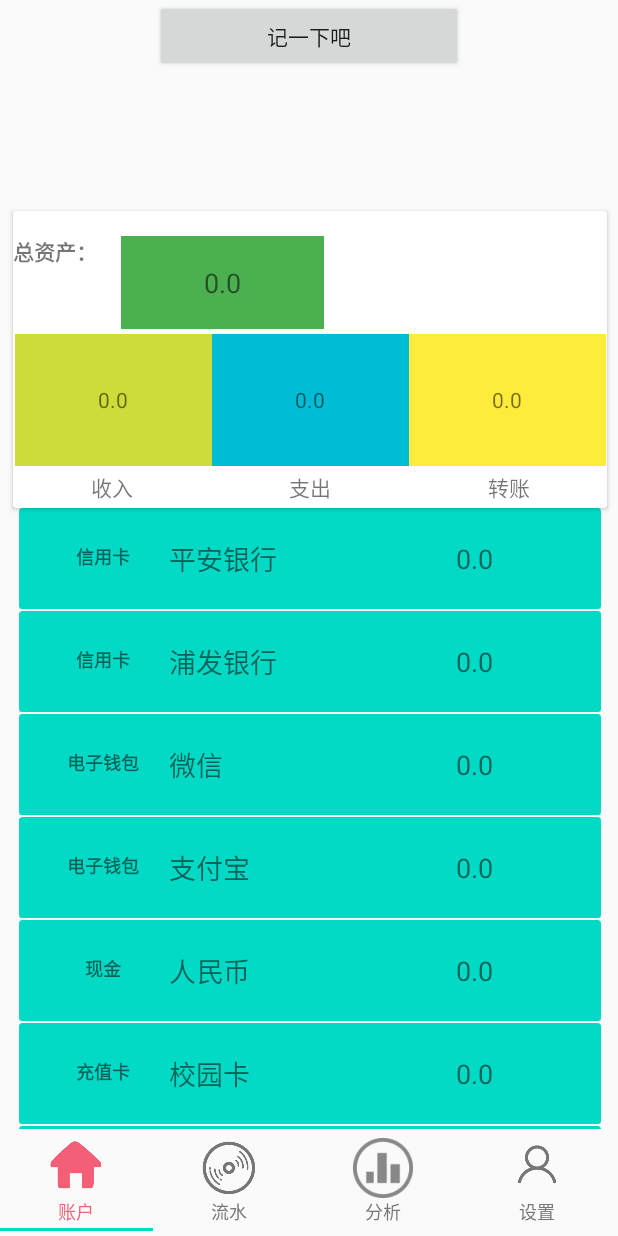
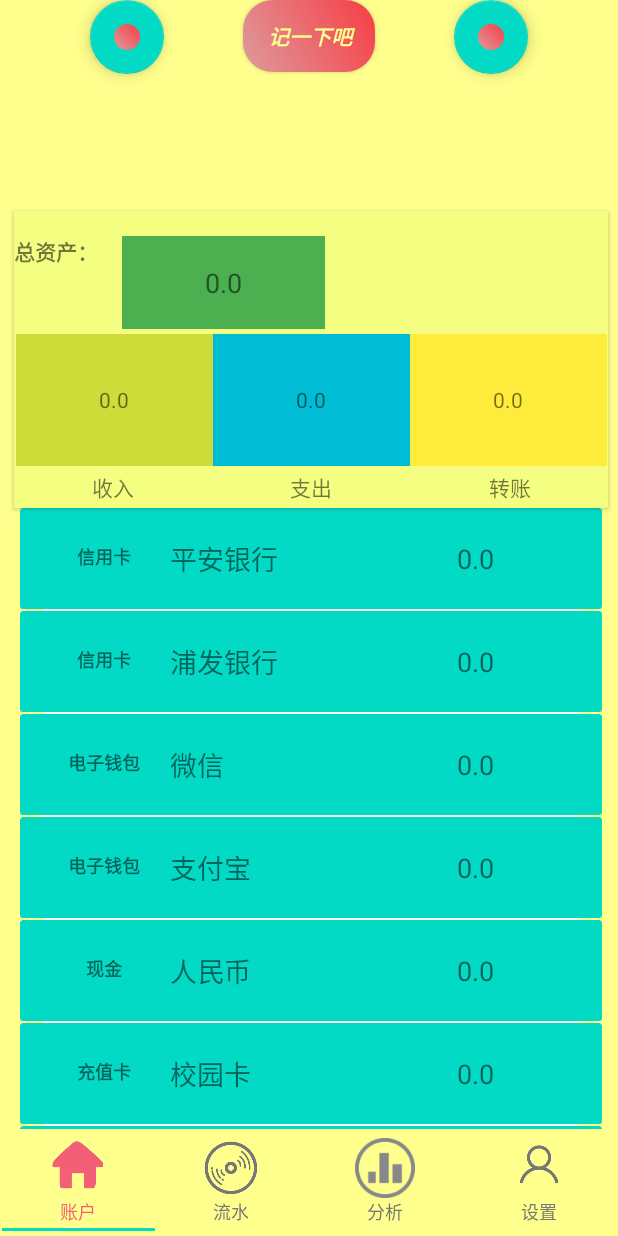
Before and after one commit to CMathmo/software-engineering, an Android app: the screen it shows after launch (MainActivity), on a phone screen of 412 x 824 dp. Run offline under Robolectric (Android 15) with nearby library versions, the phone set to English and light mode, and no system bars; our stand-ins replace Room's generated code.

Commit message:
momo快写

```diff
--- a/t_Book/app/src/main/java/com/wad/tBook/MainActivity.kt
+++ b/t_Book/app/src/main/java/com/wad/tBook/MainActivity.kt
@@ -18,11 +18,15 @@ import androidx.multidex.MultiDex
 import com.wad.tBook.setting.SettingFragment
 import kotlinx.android.synthetic.main.activity_show.*
 import androidx.viewpager.widget.ViewPager
+import com.google.android.material.floatingactionbutton.FloatingActionButton
 import com.google.android.material.tabs.TabLayout
+import com.wad.tBook.MyApplication.Companion.context
 import com.wad.tBook.analysis.AnalysisFragment
 import com.wad.tBook.room.*
+import com.wad.tBook.statistical.AccountDetailActivity
 import com.wad.tBook.statistical.AccountFragment
 import com.wad.tBook.statistical.PipelineFragment
+import com.wad.tBook.statistical.StatisticalActivity
 import org.jetbrains.anko.find
 import kotlin.Any as KotlinAny
 
@@ -88,6 +92,16 @@ class MainActivity : FragmentActivity() {
     override fun onRestart() {
         super.onRestart()
         Log.d(TAG,"restart_show")
+    }
+
+    override fun onResume() {
+        super.onResume()
+        val dataButton : FloatingActionButton = find(R.id.data_button)
+        dataButton.setOnClickListener{
+            val intent = Intent(applicationContext, StatisticalActivity::class.java)
+            intent.setFlags(Intent.FLAG_ACTIVITY_NEW_TASK)
+            applicationContext.startActivity(intent)
+        }
     }
 
 
--- a/t_Book/app/src/main/java/com/wad/tBook/statistical/ui/main/SectionsPagerAdapter.kt
+++ b/t_Book/app/src/main/java/com/wad/tBook/statistical/ui/main/SectionsPagerAdapter.kt
@@ -8,7 +8,9 @@ import com.wad.tBook.R
 
 private val TAB_TITLES = arrayOf(
     R.string.tab_text_1,
-    R.string.tab_text_2
+    R.string.tab_text_2,
+    R.string.tab_text_3,
+    R.string.tab_text_4
 )
 
 /**
@@ -29,7 +31,7 @@ class SectionsPagerAdapter(private val context: Context, fm: FragmentManager) :
     }
 
     override fun getCount(): Int {
-        // Show 2 total pages.
-        return 2
+        // Show 4 total pages.
+        return 4
     }
 }
--- /dev/null
+++ b/t_Book/app/src/main/res/drawable-v24/button_background_add.xml
@@ -0,0 +1,12 @@
+<?xml version="1.0" encoding="utf-8"?>
+<shape xmlns:android="http://schemas.android.com/apk/res/android">
+
+    <corners
+        android:radius="20dp"/>
+
+    <gradient
+        android:angle="45"
+        android:startColor="#dd9b9d"
+        android:endColor="#f73d44"/>
+
+</shape>
--- a/t_Book/app/src/main/res/layout/activity_show.xml
+++ b/t_Book/app/src/main/res/layout/activity_show.xml
@@ -1,27 +1,43 @@
 <?xml version="1.0" encoding="utf-8"?>
 <RelativeLayout xmlns:android="http://schemas.android.com/apk/res/android"
     xmlns:app="http://schemas.android.com/apk/res-auto"
+    xmlns:tools="http://schemas.android.com/tools"
     android:layout_width="match_parent"
     android:layout_height="match_parent"
+    android:background="#FFFF8D"
     android:fitsSystemWindows="true"
     android:orientation="vertical">
 
+
+    <androidx.constraintlayout.widget.ConstraintLayout
+        android:layout_width="match_parent"
+        android:layout_height="match_parent">
+
+        <com.google.android.material.tabs.TabLayout
+            android:id="@+id/tabLayout"
+            android:layout_width="409dp"
+            android:layout_height="wrap_content"
+            android:layout_marginBottom="3dp"
+            app:layout_constraintBottom_toBottomOf="parent"
+            app:layout_constraintEnd_toEndOf="parent"
+            app:layout_constraintStart_toStartOf="parent" />
+
         <Button
             android:id="@+id/add_button"
-        android:layout_width="205dp"
+            android:layout_width="wrap_content"
             android:layout_height="wrap_content"
-        android:layout_centerHorizontal="true"
+            android:background="@drawable/button_background_add"
             android:text="记一下吧"
+            android:textColor="#FFFF8D"
+            android:textStyle="bold|italic"
             app:layout_constraintEnd_toEndOf="parent"
             app:layout_constraintStart_toStartOf="parent"
             app:layout_constraintTop_toTopOf="parent" />
 
-
         <androidx.viewpager.widget.ViewPager
             android:id="@+id/viewPager"
-        android:layout_width="410dp"
-        android:layout_height="630dp"
-        android:layout_above="@+id/tabLayout"
+            android:layout_width="413dp"
+            android:layout_height="627dp"
             android:layout_marginStart="1dp"
             android:layout_marginEnd="1dp"
             android:layout_marginBottom="2dp"
@@ -31,14 +47,26 @@
 
         </androidx.viewpager.widget.ViewPager>
 
-    <com.google.android.material.tabs.TabLayout
-        android:id="@+id/tabLayout"
-        android:layout_width="409dp"
-        android:layout_height="wrap_content"
-        android:layout_alignParentBottom="true"
-        android:layout_marginBottom="3dp"
-        app:layout_constraintBottom_toBottomOf="parent"
+        <com.google.android.material.floatingactionbutton.FloatingActionButton
+            android:id="@+id/data_button"
+            android:layout_width="55dp"
+            android:layout_height="49dp"
+            android:layout_marginStart="60dp"
+            android:clickable="true"
+            app:layout_constraintStart_toStartOf="parent"
+            app:layout_constraintTop_toTopOf="parent"
+            app:srcCompat="@drawable/button_background_add" />
+
+        <com.google.android.material.floatingactionbutton.FloatingActionButton
+            android:id="@+id/other_button"
+            android:layout_width="55dp"
+            android:layout_height="49dp"
+            android:layout_marginEnd="60dp"
+            android:clickable="true"
             app:layout_constraintEnd_toEndOf="parent"
-        app:layout_constraintStart_toStartOf="parent" />
+            app:layout_constraintTop_toTopOf="parent"
+            app:srcCompat="@drawable/button_background_add" />
+
+    </androidx.constraintlayout.widget.ConstraintLayout>
 
 </RelativeLayout>
--- a/t_Book/app/src/main/res/layout/fragment_account.xml
+++ b/t_Book/app/src/main/res/layout/fragment_account.xml
@@ -23,7 +23,8 @@
 
             <androidx.constraintlayout.widget.ConstraintLayout
                 android:layout_width="match_parent"
-                android:layout_height="match_parent">
+                android:layout_height="match_parent"
+                android:background="#F4FF81">
 
                 <LinearLayout
                     android:id="@+id/linearLayout"
--- a/t_Book/app/src/main/res/layout/fragment_pipeline.xml
+++ b/t_Book/app/src/main/res/layout/fragment_pipeline.xml
@@ -9,7 +9,12 @@
 
     <androidx.recyclerview.widget.RecyclerView
         android:id="@+id/pipeline_recycle"
-        android:layout_width="match_parent"
-        android:layout_height="match_parent" />
+        android:layout_width="402dp"
+        android:layout_height="619dp"
+        android:background="#F4FF81"
+        app:layout_constraintBottom_toBottomOf="parent"
+        app:layout_constraintEnd_toEndOf="parent"
+        app:layout_constraintHorizontal_bias="1.0"
+        app:layout_constraintStart_toStartOf="parent" />
 
 </androidx.constraintlayout.widget.ConstraintLayout>
--- a/t_Book/app/src/main/res/values/strings.xml
+++ b/t_Book/app/src/main/res/values/strings.xml
@@ -8,4 +8,6 @@
     <string name="title_activity_statistical">StatisticalActivity</string>
     <string name="tab_text_1">Tab 1</string>
     <string name="tab_text_2">Tab 2</string>
+    <string name="tab_text_3">Tab 3</string>
+    <string name="tab_text_4">Tab 4</string>
 </resources>
```
Lines whose indentation alone changed are shown as unchanged.
